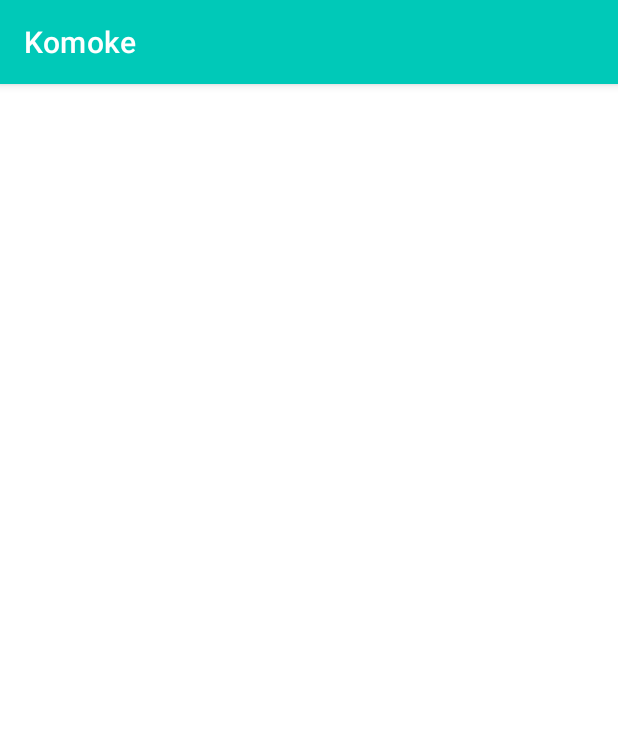
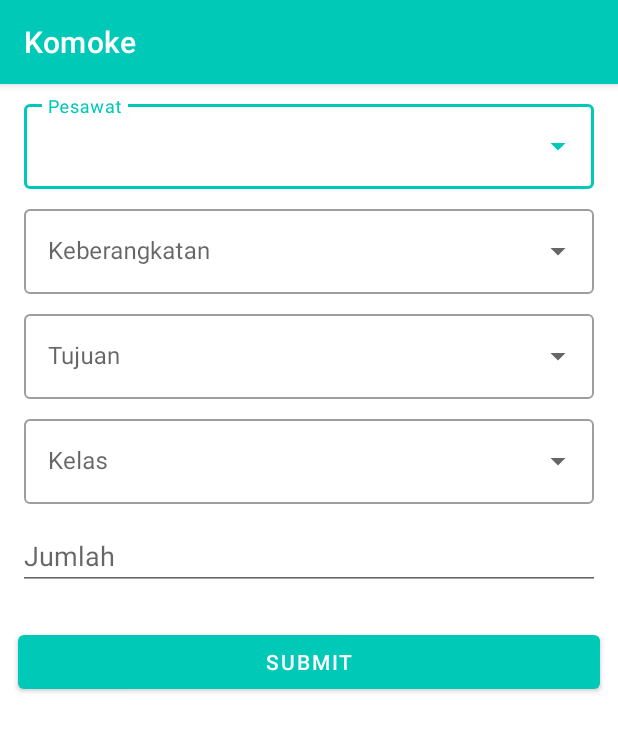
Before and after one commit to nandajuant/UGD1, an Android app: the HomeFragment screen opened directly, with no data from a screen before it, after a tap on "PESAWAT", on a phone screen of 412 x 824 dp. Shown: the top 731 px of the screen. Run offline under Robolectric (Android 15) with nearby library versions, the phone set to English and light mode, and no system bars; libraries missing offline, so code that uses them is left out: com.itextpdf.barcodes, com.itextpdf.io, com.itextpdf.kernel, com.itextpdf.layout, com.itextpdf.svg and 1 more; 4 statements that could not run were skipped.

Commit message:
PDF force close / Pesawat Btn

```diff
--- a/app/src/main/java/com/example/komoke/HomeFragment.kt
+++ b/app/src/main/java/com/example/komoke/HomeFragment.kt
@@ -13,6 +13,7 @@ import kotlinx.android.synthetic.main.fragment_home.*
 import kotlinx.android.synthetic.main.fragment_home.*
 import com.example.komoke.HomeActivity
 import com.example.komoke.event.EventActivity
+import com.example.komoke.pesawat.PDFActivity
 import com.example.komoke.pesawat.PesawatActivity
 
 class HomeFragment : Fragment() {
@@ -54,7 +55,7 @@ class HomeFragment : Fragment() {
     private fun setupListener(){
         btnPesawat.setOnClickListener() {
             startActivity(
-                Intent(requireActivity().applicationContext, PesawatActivity::class.java)
+                Intent(requireActivity().applicationContext, PDFActivity::class.java)
             )
         }
 
--- /dev/null
+++ b/app/src/main/java/com/example/komoke/pesawat/PDFActivity.kt
@@ -0,0 +1,200 @@
+package com.example.komoke.pesawat
+
+import android.annotation.SuppressLint
+import android.graphics.Bitmap
+import android.graphics.drawable.BitmapDrawable
+import android.os.Build
+import androidx.appcompat.app.AppCompatActivity
+import android.os.Bundle
+import android.os.Environment
+import android.view.View
+import android.widget.ArrayAdapter
+import android.widget.AutoCompleteTextView
+import android.widget.Toast
+import androidx.annotation.RequiresApi
+import com.example.komoke.R
+import com.example.komoke.databinding.ActivityMainBinding
+import com.example.komoke.databinding.ActivityPdfactivityBinding
+import com.itextpdf.barcodes.BarcodeQRCode
+import com.itextpdf.io.image.ImageDataFactory
+import com.itextpdf.io.source.ByteArrayOutputStream
+import com.itextpdf.kernel.colors.ColorConstants
+import com.itextpdf.kernel.pdf.PdfDocument
+import com.itextpdf.kernel.pdf.PdfWriter
+import com.itextpdf.layout.Document
+import com.itextpdf.layout.element.Cell
+import com.itextpdf.layout.element.Image
+import com.itextpdf.layout.element.Paragraph
+import com.itextpdf.layout.element.Table
+import com.itextpdf.layout.properties.HorizontalAlignment
+import com.itextpdf.layout.properties.TextAlignment
+import com.itextpdf.svg.converter.SvgConverter.createPdf
+import com.lowagie.text.PageSize
+import com.lowagie.text.PageSize.*
+import java.io.File
+import java.io.FileNotFoundException
+import java.io.FileOutputStream
+import java.time.LocalDate
+import java.time.LocalTime
+import java.time.format.DateTimeFormatter
+
+class PDFActivity : AppCompatActivity() {
+    companion object {
+        private val PESAWAT_LIST = arrayOf("Lion Air", "Batik Air", "Garuda Indonesia", "Citilink")
+        private val BERANGKAT_LIST = arrayOf(
+            "Yogyakarta",
+            "Jakarta",
+            "Surabaya",
+            "Semarang",
+            "Denpasar"
+        )
+        private val TUJUAN_LIST = arrayOf(
+            "Yogyakarta",
+            "Jakarta",
+            "Surabaya",
+            "Semarang",
+            "Denpasar"
+        )
+        private val KELAS_LIST = arrayOf("Ekonomi", "Premium Ekonomi", "Bisnis", "First")
+
+    }
+
+
+    private var edPesawat: AutoCompleteTextView? = null
+    private var edBerangkat: AutoCompleteTextView? = null
+    private var edTujuan: AutoCompleteTextView? = null
+    private var edKelas: AutoCompleteTextView? = null
+
+    fun setExposedDropDownMenu() {
+        val adapterPesawat: ArrayAdapter<String> = ArrayAdapter<String>(
+            this,
+            R.layout.item_list, PESAWAT_LIST
+        )
+        edPesawat!!.setAdapter(adapterPesawat)
+
+        val adapterBerangkat: ArrayAdapter<String> = ArrayAdapter<String>(
+            this,
+            R.layout.item_list, BERANGKAT_LIST
+        )
+        edBerangkat!!.setAdapter(adapterBerangkat)
+
+        val adapterTujuan: ArrayAdapter<String> = ArrayAdapter<String>(
+            this,
+            R.layout.item_list, TUJUAN_LIST
+        )
+        edTujuan!!.setAdapter(adapterTujuan)
+
+        val adapterKelas: ArrayAdapter<String> = ArrayAdapter<String>(
+            this,
+            R.layout.item_list, KELAS_LIST
+        )
+        edKelas!!.setAdapter(adapterKelas)
+
+    }
+
+    private var binding: ActivityPdfactivityBinding? = null
+    override fun onCreate(savedInstanceState: Bundle?) {
+        super.onCreate(savedInstanceState)
+        binding = ActivityPdfactivityBinding.inflate(layoutInflater)
+        val view: View = binding!!.root
+        setContentView(view)
+
+        setExposedDropDownMenu()
+
+        binding!!.buttonSave.setOnClickListener {
+            val pesawat = binding!!.edPesawat.text.toString()
+            val berangkat = binding!!.edBerangkat.text.toString()
+            val tujuan = binding!!.edTujuan.text.toString()
+            val kelas = binding!!.edKelas.text.toString()
+            val jumlah = binding!!.etJumlah.text.toString()
+
+            try {
+                if (Build.VERSION.SDK_INT >= Build.VERSION_CODES.O) {
+                    if (pesawat.isEmpty() && berangkat.isEmpty() && tujuan.isEmpty() && kelas.isEmpty() && jumlah.isEmpty()) {
+                        Toast.makeText(
+                            applicationContext,
+                            "Data tidak boleh kosong",
+                            Toast.LENGTH_SHORT
+                        ).show()
+                    } else {
+                        createPdf(pesawat,berangkat, tujuan, kelas, jumlah)
+                    }
+                }
+            } catch (e: FileNotFoundException) {
+                e.printStackTrace()
+            }
+        }
+    }
+
+    @SuppressLint("ObsoleteSdkInt")
+    @RequiresApi(api = Build.VERSION_CODES.O)
+    @Throws(FileNotFoundException::class)
+    private fun createPdf(pesawat: String, berangkat: String, tujuan: String, kelas: String, jumlah: String) {
+        val pdfPath = Environment.getExternalStoragePublicDirectory(Environment.DIRECTORY_DOWNLOADS).toString()
+        val file = File(pdfPath, "pdf_10682.pdf")
+        FileOutputStream(file)
+
+        val writer = PdfWriter(file)
+        val pdfDocument = PdfDocument(writer)
+        val document = Document(pdfDocument)
+        pdfDocument.defaultPageSize = com.itextpdf.kernel.geom.PageSize.A4
+        document.setMargins(5f, 5f, 5f, 5f)
+        @SuppressLint("UseCompatLoadingForDrawables") val d = getDrawable(R.drawable.pesawat)
+
+        val bitmap = (d as BitmapDrawable)!!.bitmap
+        val stream = ByteArrayOutputStream()
+        bitmap.compress(Bitmap.CompressFormat.JPEG, 100, stream)
+        val bitmapdata = stream.toByteArray()
+        val imageData = ImageDataFactory.create(bitmapdata)
+        val image = Image(imageData)
+        val namapengguna = Paragraph("Identitas Pengguna").setBold().setFontSize(24f).setTextAlignment(
+            TextAlignment.CENTER)
+        val group = Paragraph (
+            """
+                Berikut adalah
+                Nama Pengguna UAJY 2022/2023
+            """.trimIndent()).setTextAlignment(TextAlignment.CENTER).setFontSize(12f)
+
+        val width = floatArrayOf(100f, 100f)
+        val table = Table(width)
+
+        table.setHorizontalAlignment(HorizontalAlignment.CENTER)
+        table.addCell(Cell().add(Paragraph("Pesawat")))
+        table.addCell(Cell().add(Paragraph(pesawat)))
+        table.addCell(Cell().add(Paragraph("Keberangkatan")))
+        table.addCell(Cell().add(Paragraph(berangkat)))
+        table.addCell(Cell().add(Paragraph("Tujuan")))
+        table.addCell(Cell().add(Paragraph(tujuan)))
+        table.addCell(Cell().add(Paragraph("Kelas")))
+        table.addCell(Cell().add(Paragraph(kelas)))
+        table.addCell(Cell().add(Paragraph("Jumlah Tiket")))
+        table.addCell(Cell().add(Paragraph(jumlah)))
+        val dateTimeFormatter = DateTimeFormatter.ofPattern("dd/MM/yyyy")
+        table.addCell(Cell().add(Paragraph("Tanggal Pembuatan PDF")))
+        table.addCell(Cell().add(Paragraph(LocalDate.now().format(dateTimeFormatter))))
+        val timeFormatter = DateTimeFormatter.ofPattern("HH:mm:ss a")
+        table.addCell(Cell().add(Paragraph("Pukul Pembuatan PDF")))
+        table.addCell(Cell().add(Paragraph(LocalTime.now().format(timeFormatter))))
+
+        val barcodeQRCode = BarcodeQRCode("""
+            Pesawat : $pesawat
+            Keberangkatan : $berangkat
+            Tujuan : $tujuan
+            Kelas : $kelas
+            Jumlah Tiket : $jumlah
+            ${LocalDate.now().format(dateTimeFormatter)}
+            ${LocalTime.now().format(timeFormatter)}
+        """.trimIndent())
+
+        val qrCodeObject = barcodeQRCode.createFormXObject(ColorConstants.BLACK, pdfDocument)
+        val qrCodeImage = Image(qrCodeObject).setWidth(80f).setHorizontalAlignment(
+            HorizontalAlignment.CENTER)
+        document.add(image)
+        document.add(namapengguna)
+        document.add(group)
+        document.add(table)
+        document.add(qrCodeImage)
+        document.close()
+        Toast.makeText(applicationContext, "PDF Created", Toast.LENGTH_SHORT).show()
+    }
+}
--- /dev/null
+++ b/app/src/main/res/layout/activity_pdfactivity.xml
@@ -0,0 +1,94 @@
+<?xml version="1.0" encoding="utf-8"?>
+<LinearLayout xmlns:android="http://schemas.android.com/apk/res/android"
+    xmlns:app="http://schemas.android.com/apk/res-auto"
+    xmlns:tools="http://schemas.android.com/tools"
+    android:layout_width="match_parent"
+    android:layout_height="match_parent"
+    android:orientation="vertical"
+    tools:context=".pesawat.PDFActivity">
+
+    <com.google.android.material.textfield.TextInputLayout
+        android:id="@+id/layout_pesawat"
+        style="@style/Widget.MaterialComponents.TextInputLayout.OutlinedBox.ExposedDropdownMenu"
+        android:layout_width="match_parent"
+        android:layout_height="wrap_content"
+        android:layout_marginHorizontal="16dp"
+        android:layout_marginTop="8dp"
+        android:hint="Pesawat">
+
+        <AutoCompleteTextView
+            android:id="@+id/edPesawat"
+            android:layout_width="match_parent"
+            android:layout_height="wrap_content"
+            android:inputType="none"/>
+
+    </com.google.android.material.textfield.TextInputLayout>
+
+    <com.google.android.material.textfield.TextInputLayout
+        android:id="@+id/layout_berangkat"
+        style="@style/Widget.MaterialComponents.TextInputLayout.OutlinedBox.ExposedDropdownMenu"
+        android:layout_width="match_parent"
+        android:layout_height="wrap_content"
+        android:layout_marginHorizontal="16dp"
+        android:layout_marginTop="8dp"
+        android:hint="Keberangkatan">
+
+        <AutoCompleteTextView
+            android:id="@+id/edBerangkat"
+            android:layout_width="match_parent"
+            android:layout_height="wrap_content"
+            android:inputType="none"/>
+
+    </com.google.android.material.textfield.TextInputLayout>
+
+    <com.google.android.material.textfield.TextInputLayout
+        android:id="@+id/layout_tujuan"
+        style="@style/Widget.MaterialComponents.TextInputLayout.OutlinedBox.ExposedDropdownMenu"
+        android:layout_width="match_parent"
+        android:layout_height="wrap_content"
+        android:layout_marginHorizontal="16dp"
+        android:layout_marginTop="8dp"
+        android:hint="Tujuan">
+
+        <AutoCompleteTextView
+            android:id="@+id/edTujuan"
+            android:layout_width="match_parent"
+            android:layout_height="wrap_content"
+            android:inputType="none"/>
+
+    </com.google.android.material.textfield.TextInputLayout>
+
+    <com.google.android.material.textfield.TextInputLayout
+        android:id="@+id/layout_kelas"
+        style="@style/Widget.MaterialComponents.TextInputLayout.OutlinedBox.ExposedDropdownMenu"
+        android:layout_width="match_parent"
+        android:layout_height="wrap_content"
+        android:layout_marginHorizontal="16dp"
+        android:layout_marginTop="8dp"
+        android:hint="Kelas">
+
+        <AutoCompleteTextView
+            android:id="@+id/edKelas"
+            android:layout_width="match_parent"
+            android:layout_height="wrap_content"
+            android:inputType="none"/>
+
+    </com.google.android.material.textfield.TextInputLayout>
+
+    <EditText
+        android:id="@+id/etJumlah"
+        android:layout_width="match_parent"
+        android:layout_height="wrap_content"
+        android:layout_margin="12dp"
+        android:ems="10"
+        android:hint="Jumlah"
+        android:inputType="number" />
+
+    <Button
+        android:id="@+id/buttonSave"
+        android:layout_width="match_parent"
+        android:layout_height="wrap_content"
+        android:layout_margin="12dp"
+        android:text="Submit"/>
+
+</LinearLayout>
--- a/build.gradle
+++ b/build.gradle
@@ -4,9 +4,9 @@ buildscript {
     }
 }// Top-level build file where you can add configuration options common to all sub-projects/modules.
 plugins {
-    id 'com.android.application' version '7.2.2' apply false
-    id 'com.android.library' version '7.2.2' apply false
-    id 'org.jetbrains.kotlin.android' version '1.6.10' apply false
+    id 'com.android.application' version '7.3.1' apply false
+    id 'com.android.library' version '7.3.1' apply false
+    id 'org.jetbrains.kotlin.android' version '1.6.20' apply false
 }
 
 task clean(type: Delete) {
--- a/settings.gradle
+++ b/settings.gradle
@@ -10,6 +10,7 @@ dependencyResolutionManagement {
     repositories {
         google()
         mavenCentral()
+        maven { url 'https://jitpack.io' }
     }
 }
 rootProject.name = "Komoke"
```
Also changed, not shown: app/build.gradle (+26 -15 lines), app/src/main/AndroidManifest.xml (+20 -0 lines), app/src/main/res/drawable-v24/pesawat.jpeg (added), gradle/wrapper/gradle-wrapper.properties.
